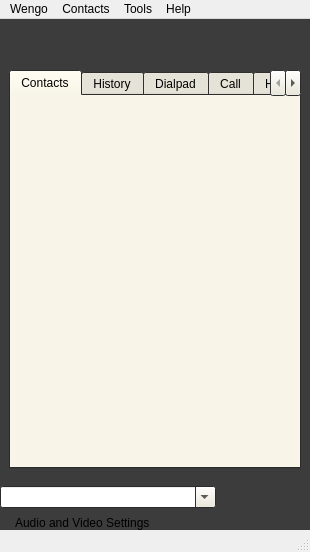
First picture: the form in wengophone/src/presentation/qt/WengoPhoneWindow.ui, repository tkrotoff/WengoPhone, before the edit.
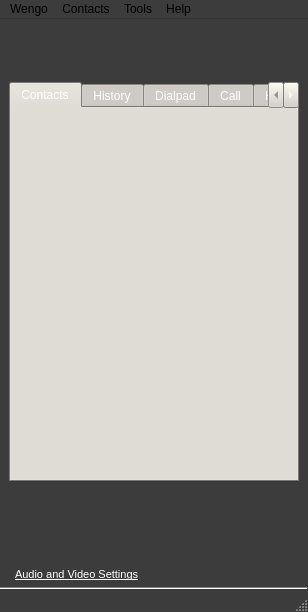
Second picture: the form after the edit. Icons and pictures are not drawn.

Diff of the .ui file:
```diff
--- a/wengophone/src/presentation/qt/WengoPhoneWindow.ui
+++ b/wengophone/src/presentation/qt/WengoPhoneWindow.ui
@@ -8,10 +8,275 @@
    <rect>
     <x>0</x>
     <y>0</y>
-    <width>310</width>
-    <height>552</height>
+    <width>308</width>
+    <height>612</height>
    </rect>
   </property>
+  <property name="palette" >
+   <palette>
+    <active>
+     <color>
+      <red>255</red>
+      <green>255</green>
+      <blue>255</blue>
+     </color>
+     <color>
+      <red>212</red>
+      <green>208</green>
+      <blue>200</blue>
+     </color>
+     <color>
+      <red>255</red>
+      <green>255</green>
+      <blue>255</blue>
+     </color>
+     <color>
+      <red>234</red>
+      <green>229</green>
+      <blue>220</blue>
+     </color>
+     <color>
+      <red>128</red>
+      <green>128</green>
+      <blue>128</blue>
+     </color>
+     <color>
+      <red>141</red>
+      <green>139</green>
+      <blue>133</blue>
+     </color>
+     <color>
+      <red>0</red>
+      <green>0</green>
+      <blue>0</blue>
+     </color>
+     <color>
+      <red>255</red>
+      <green>255</green>
+      <blue>255</blue>
+     </color>
+     <color>
+      <red>0</red>
+      <green>0</green>
+      <blue>0</blue>
+     </color>
+     <color>
+      <red>255</red>
+      <green>255</green>
+      <blue>255</blue>
+     </color>
+     <color>
+      <red>60</red>
+      <green>60</green>
+      <blue>60</blue>
+     </color>
+     <color>
+      <red>64</red>
+      <green>64</green>
+      <blue>64</blue>
+     </color>
+     <color>
+      <red>10</red>
+      <green>36</green>
+      <blue>106</blue>
+     </color>
+     <color>
+      <red>255</red>
+      <green>255</green>
+      <blue>255</blue>
+     </color>
+     <color>
+      <red>0</red>
+      <green>0</green>
+      <blue>255</blue>
+     </color>
+     <color>
+      <red>255</red>
+      <green>0</green>
+      <blue>255</blue>
+     </color>
+     <color>
+      <red>232</red>
+      <green>232</green>
+      <blue>232</blue>
+     </color>
+    </active>
+    <inactive>
+     <color>
+      <red>255</red>
+      <green>255</green>
+      <blue>255</blue>
+     </color>
+     <color>
+      <red>212</red>
+      <green>208</green>
+      <blue>200</blue>
+     </color>
+     <color>
+      <red>255</red>
+      <green>255</green>
+      <blue>255</blue>
+     </color>
+     <color>
+      <red>234</red>
+      <green>229</green>
+      <blue>220</blue>
+     </color>
+     <color>
+      <red>128</red>
+      <green>128</green>
+      <blue>128</blue>
+     </color>
+     <color>
+      <red>141</red>
+      <green>139</green>
+      <blue>133</blue>
+     </color>
+     <color>
+      <red>0</red>
+      <green>0</green>
+      <blue>0</blue>
+     </color>
+     <color>
+      <red>255</red>
+      <green>255</green>
+      <blue>255</blue>
+     </color>
+     <color>
+      <red>0</red>
+      <green>0</green>
+      <blue>0</blue>
+     </color>
+     <color>
+      <red>255</red>
+      <green>255</green>
+      <blue>255</blue>
+     </color>
+     <color>
+      <red>60</red>
+      <green>60</green>
+      <blue>60</blue>
+     </color>
+     <color>
+      <red>64</red>
+      <green>64</green>
+      <blue>64</blue>
+     </color>
+     <color>
+      <red>212</red>
+      <green>208</green>
+      <blue>200</blue>
+     </color>
+     <color>
+      <red>0</red>
+      <green>0</green>
+      <blue>0</blue>
+     </color>
+     <color>
+      <red>0</red>
+      <green>0</green>
+      <blue>255</blue>
+     </color>
+     <color>
+      <red>255</red>
+      <green>0</green>
+      <blue>255</blue>
+     </color>
+     <color>
+      <red>232</red>
+      <green>232</green>
+      <blue>232</blue>
+     </color>
+    </inactive>
+    <disabled>
+     <color>
+      <red>106</red>
+      <green>104</green>
+      <blue>100</blue>
+     </color>
+     <color>
+      <red>212</red>
+      <green>208</green>
+      <blue>200</blue>
+     </color>
+     <color>
+      <red>255</red>
+      <green>255</green>
+      <blue>255</blue>
+     </color>
+     <color>
+      <red>233</red>
+      <green>231</green>
+      <blue>227</blue>
+     </color>
+     <color>
+      <red>128</red>
+      <green>128</green>
+      <blue>128</blue>
+     </color>
+     <color>
+      <red>141</red>
+      <green>139</green>
+      <blue>133</blue>
+     </color>
+     <color>
+      <red>106</red>
+      <green>104</green>
+      <blue>100</blue>
+     </color>
+     <color>
+      <red>255</red>
+      <green>255</green>
+      <blue>255</blue>
+     </color>
+     <color>
+      <red>106</red>
+      <green>104</green>
+      <blue>100</blue>
+     </color>
+     <color>
+      <red>60</red>
+      <green>60</green>
+      <blue>60</blue>
+     </color>
+     <color>
+      <red>60</red>
+      <green>60</green>
+      <blue>60</blue>
+     </color>
+     <color>
+      <red>0</red>
+      <green>0</green>
+      <blue>0</blue>
+     </color>
+     <color>
+      <red>10</red>
+      <green>36</green>
+      <blue>106</blue>
+     </color>
+     <color>
+      <red>255</red>
+      <green>255</green>
+      <blue>255</blue>
+     </color>
+     <color>
+      <red>0</red>
+      <green>0</green>
+      <blue>255</blue>
+     </color>
+     <color>
+      <red>255</red>
+      <green>0</green>
+      <blue>255</blue>
+     </color>
+     <color>
+      <red>232</red>
+      <green>232</green>
+      <blue>232</blue>
+     </color>
+    </disabled>
+   </palette>
+  </property>
   <property name="windowTitle" >
    <string>WengoPhone</string>
   </property>
@@ -20,14 +285,14 @@
     <palette>
      <active>
       <color>
-       <red>0</red>
-       <green>0</green>
-       <blue>0</blue>
+       <red>255</red>
+       <green>255</green>
+       <blue>255</blue>
       </color>
       <color>
-       <red>236</red>
-       <green>233</green>
-       <blue>216</blue>
+       <red>212</red>
+       <green>208</green>
+       <blue>200</blue>
       </color>
       <color>
        <red>255</red>
@@ -35,19 +300,19 @@
        <blue>255</blue>
       </color>
       <color>
-       <red>241</red>
-       <green>239</green>
-       <blue>226</blue>
+       <red>234</red>
+       <green>229</green>
+       <blue>220</blue>
       </color>
       <color>
-       <red>172</red>
-       <green>168</green>
-       <blue>153</blue>
+       <red>128</red>
+       <green>128</green>
+       <blue>128</blue>
       </color>
       <color>
-       <red>157</red>
-       <green>155</green>
-       <blue>144</blue>
+       <red>141</red>
+       <green>139</green>
+       <blue>133</blue>
       </color>
       <color>
        <red>0</red>
@@ -75,14 +340,14 @@
        <blue>60</blue>
       </color>
       <color>
-       <red>113</red>
-       <green>111</green>
-       <blue>100</blue>
+       <red>64</red>
+       <green>64</green>
+       <blue>64</blue>
       </color>
       <color>
-       <red>49</red>
-       <green>106</green>
-       <blue>197</blue>
+       <red>10</red>
+       <green>36</green>
+       <blue>106</blue>
       </color>
       <color>
        <red>255</red>
@@ -107,14 +372,14 @@
      </active>
      <inactive>
       <color>
-       <red>0</red>
-       <green>0</green>
-       <blue>0</blue>
+       <red>255</red>
+       <green>255</green>
+       <blue>255</blue>
       </color>
       <color>
-       <red>236</red>
-       <green>233</green>
-       <blue>216</blue>
+       <red>212</red>
+       <green>208</green>
+       <blue>200</blue>
       </color>
       <color>
        <red>255</red>
@@ -122,19 +387,19 @@
        <blue>255</blue>
       </color>
       <color>
-       <red>241</red>
-       <green>239</green>
-       <blue>226</blue>
+       <red>234</red>
+       <green>229</green>
+       <blue>220</blue>
       </color>
       <color>
-       <red>172</red>
-       <green>168</green>
-       <blue>153</blue>
+       <red>128</red>
+       <green>128</green>
+       <blue>128</blue>
       </color>
       <color>
-       <red>157</red>
-       <green>155</green>
-       <blue>144</blue>
+       <red>141</red>
+       <green>139</green>
+       <blue>133</blue>
       </color>
       <color>
        <red>0</red>
@@ -162,14 +427,14 @@
        <blue>60</blue>
       </color>
       <color>
-       <red>113</red>
-       <green>111</green>
-       <blue>100</blue>
+       <red>64</red>
+       <green>64</green>
+       <blue>64</blue>
       </color>
       <color>
-       <red>236</red>
-       <green>233</green>
-       <blue>216</blue>
+       <red>212</red>
+       <green>208</green>
+       <blue>200</blue>
       </color>
       <color>
        <red>0</red>
@@ -194,14 +459,14 @@
      </inactive>
      <disabled>
       <color>
-       <red>118</red>
-       <green>116</green>
-       <blue>108</blue>
+       <red>106</red>
+       <green>104</green>
+       <blue>100</blue>
       </color>
       <color>
-       <red>236</red>
-       <green>233</green>
-       <blue>216</blue>
+       <red>212</red>
+       <green>208</green>
+       <blue>200</blue>
       </color>
       <color>
        <red>255</red>
@@ -209,24 +474,24 @@
        <blue>255</blue>
       </color>
       <color>
-       <red>245</red>
-       <green>244</green>
-       <blue>235</blue>
+       <red>233</red>
+       <green>231</green>
+       <blue>227</blue>
       </color>
       <color>
-       <red>172</red>
-       <green>168</green>
-       <blue>153</blue>
+       <red>128</red>
+       <green>128</green>
+       <blue>128</blue>
       </color>
       <color>
-       <red>157</red>
-       <green>155</green>
-       <blue>144</blue>
+       <red>141</red>
+       <green>139</green>
+       <blue>133</blue>
       </color>
       <color>
-       <red>118</red>
-       <green>116</green>
-       <blue>108</blue>
+       <red>106</red>
+       <green>104</green>
+       <blue>100</blue>
       </color>
       <color>
        <red>255</red>
@@ -234,9 +499,9 @@
        <blue>255</blue>
       </color>
       <color>
-       <red>118</red>
-       <green>116</green>
-       <blue>108</blue>
+       <red>106</red>
+       <green>104</green>
+       <blue>100</blue>
       </color>
       <color>
        <red>60</red>
@@ -254,9 +519,9 @@
        <blue>0</blue>
       </color>
       <color>
-       <red>49</red>
-       <green>106</green>
-       <blue>197</blue>
+       <red>10</red>
+       <green>36</green>
+       <blue>106</blue>
       </color>
       <color>
        <red>255</red>
@@ -292,166 +557,21 @@
      <number>0</number>
     </property>
     <item row="2" column="0" >
-     <widget class="QFrame" name="frame" >
-      <property name="frameShape" >
-       <enum>QFrame::NoFrame</enum>
+     <widget class="Line" name="line" >
+      <property name="orientation" >
+       <enum>Qt::Horizontal</enum>
       </property>
-      <property name="frameShadow" >
-       <enum>QFrame::Raised</enum>
-      </property>
-      <layout class="QGridLayout" >
-       <property name="margin" >
-        <number>9</number>
-       </property>
-       <property name="spacing" >
-        <number>6</number>
-       </property>
-       <item row="0" column="0" >
-        <widget class="QTabWidget" name="tabWidget" >
-         <widget class="QWidget" name="tabContactList" >
-          <attribute name="title" >
-           <string>Contacts</string>
-          </attribute>
-         </widget>
-         <widget class="QWidget" name="tabHistory" >
-          <attribute name="title" >
-           <string>History</string>
-          </attribute>
-         </widget>
-         <widget class="QWidget" name="tabDialpad" >
-          <attribute name="title" >
-           <string>Dialpad</string>
-          </attribute>
-         </widget>
-         <widget class="QWidget" name="tabPhoneCall" >
-          <attribute name="title" >
-           <string>Call</string>
-          </attribute>
-         </widget>
-         <widget class="QWidget" name="tabHome" >
-          <attribute name="title" >
-           <string>Home</string>
-          </attribute>
-         </widget>
-        </widget>
-       </item>
-      </layout>
      </widget>
     </item>
     <item row="1" column="0" >
-     <widget class="QStackedWidget" name="profileBar" >
-      <property name="sizePolicy" >
-       <sizepolicy>
-        <hsizetype>5</hsizetype>
-        <vsizetype>0</vsizetype>
-        <horstretch>0</horstretch>
-        <verstretch>0</verstretch>
-       </sizepolicy>
-      </property>
-      <property name="currentIndex" >
-       <number>0</number>
-      </property>
-      <widget class="QWidget" name="page" />
-     </widget>
-    </item>
-    <item row="3" column="0" >
-     <layout class="QGridLayout" >
+     <layout class="QVBoxLayout" >
       <property name="margin" >
        <number>0</number>
       </property>
       <property name="spacing" >
-       <number>4</number>
+       <number>6</number>
       </property>
-      <item row="0" column="0" >
-       <widget class="QComboBox" name="phoneComboBox" >
-        <property name="sizePolicy" >
-         <sizepolicy>
-          <hsizetype>7</hsizetype>
-          <vsizetype>0</vsizetype>
-          <horstretch>0</horstretch>
-          <verstretch>0</verstretch>
-         </sizepolicy>
-        </property>
-        <property name="editable" >
-         <bool>true</bool>
-        </property>
-       </widget>
-      </item>
-      <item row="0" column="1" >
-       <widget class="QPushButton" name="videoCallButton" >
-        <property name="minimumSize" >
-         <size>
-          <width>22</width>
-          <height>22</height>
-         </size>
-        </property>
-        <property name="maximumSize" >
-         <size>
-          <width>22</width>
-          <height>22</height>
-         </size>
-        </property>
-        <property name="icon" >
-         <iconset resource="wengophone.qrc" >:/pics/call_video_button.png</iconset>
-        </property>
-        <property name="flat" >
-         <bool>true</bool>
-        </property>
-       </widget>
-      </item>
-      <item row="0" column="2" >
-       <widget class="QPushButton" name="hangUpButton" >
-        <property name="minimumSize" >
-         <size>
-          <width>22</width>
-          <height>22</height>
-         </size>
-        </property>
-        <property name="maximumSize" >
-         <size>
-          <width>22</width>
-          <height>22</height>
-         </size>
-        </property>
-        <property name="icon" >
-         <iconset resource="wengophone.qrc" >:/pics/hangup_button.png</iconset>
-        </property>
-        <property name="flat" >
-         <bool>true</bool>
-        </property>
-       </widget>
-      </item>
-      <item row="0" column="3" >
-       <widget class="QPushButton" name="callButton" >
-        <property name="minimumSize" >
-         <size>
-          <width>38</width>
-          <height>38</height>
-         </size>
-        </property>
-        <property name="maximumSize" >
-         <size>
-          <width>38</width>
-          <height>38</height>
-         </size>
-        </property>
-        <property name="icon" >
-         <iconset resource="wengophone.qrc" >:/pics/call_button.png</iconset>
-        </property>
-        <property name="iconSize" >
-         <size>
-          <width>32</width>
-          <height>32</height>
-         </size>
-        </property>
-        <property name="flat" >
-         <bool>true</bool>
-        </property>
-       </widget>
-      </item>
-     </layout>
-    </item>
-    <item row="0" column="0" >
+      <item>
      <widget class="QFrame" name="iconBar" >
       <property name="autoFillBackground" >
        <bool>false</bool>
@@ -616,17 +736,635 @@
       </layout>
      </widget>
     </item>
-    <item row="4" column="0" >
+      <item>
+       <widget class="QStackedWidget" name="profileBar" >
+        <property name="sizePolicy" >
+         <sizepolicy>
+          <hsizetype>5</hsizetype>
+          <vsizetype>0</vsizetype>
+          <horstretch>0</horstretch>
+          <verstretch>0</verstretch>
+         </sizepolicy>
+        </property>
+        <property name="currentIndex" >
+         <number>0</number>
+        </property>
+        <widget class="QWidget" name="page" />
+       </widget>
+      </item>
+      <item>
+       <widget class="QFrame" name="frame" >
+        <property name="frameShape" >
+         <enum>QFrame::NoFrame</enum>
+        </property>
+        <property name="frameShadow" >
+         <enum>QFrame::Raised</enum>
+        </property>
+        <layout class="QGridLayout" >
+         <property name="margin" >
+          <number>9</number>
+         </property>
+         <property name="spacing" >
+          <number>6</number>
+         </property>
+         <item row="0" column="0" >
+          <widget class="QTabWidget" name="tabWidget" >
+           <property name="palette" >
+            <palette>
+             <active>
+              <color>
+               <red>255</red>
+               <green>255</green>
+               <blue>255</blue>
+              </color>
+              <color>
+               <red>212</red>
+               <green>208</green>
+               <blue>200</blue>
+              </color>
+              <color>
+               <red>255</red>
+               <green>255</green>
+               <blue>255</blue>
+              </color>
+              <color>
+               <red>234</red>
+               <green>229</green>
+               <blue>220</blue>
+              </color>
+              <color>
+               <red>128</red>
+               <green>128</green>
+               <blue>128</blue>
+              </color>
+              <color>
+               <red>141</red>
+               <green>139</green>
+               <blue>133</blue>
+              </color>
+              <color>
+               <red>0</red>
+               <green>0</green>
+               <blue>0</blue>
+              </color>
+              <color>
+               <red>255</red>
+               <green>255</green>
+               <blue>255</blue>
+              </color>
+              <color>
+               <red>0</red>
+               <green>0</green>
+               <blue>0</blue>
+              </color>
+              <color>
+               <red>255</red>
+               <green>255</green>
+               <blue>255</blue>
+              </color>
+              <color>
+               <red>170</red>
+               <green>170</green>
+               <blue>170</blue>
+              </color>
+              <color>
+               <red>64</red>
+               <green>64</green>
+               <blue>64</blue>
+              </color>
+              <color>
+               <red>10</red>
+               <green>36</green>
+               <blue>106</blue>
+              </color>
+              <color>
+               <red>255</red>
+               <green>255</green>
+               <blue>255</blue>
+              </color>
+              <color>
+               <red>0</red>
+               <green>0</green>
+               <blue>255</blue>
+              </color>
+              <color>
+               <red>255</red>
+               <green>0</green>
+               <blue>255</blue>
+              </color>
+              <color>
+               <red>232</red>
+               <green>232</green>
+               <blue>232</blue>
+              </color>
+             </active>
+             <inactive>
+              <color>
+               <red>255</red>
+               <green>255</green>
+               <blue>255</blue>
+              </color>
+              <color>
+               <red>212</red>
+               <green>208</green>
+               <blue>200</blue>
+              </color>
+              <color>
+               <red>255</red>
+               <green>255</green>
+               <blue>255</blue>
+              </color>
+              <color>
+               <red>234</red>
+               <green>229</green>
+               <blue>220</blue>
+              </color>
+              <color>
+               <red>128</red>
+               <green>128</green>
+               <blue>128</blue>
+              </color>
+              <color>
+               <red>141</red>
+               <green>139</green>
+               <blue>133</blue>
+              </color>
+              <color>
+               <red>0</red>
+               <green>0</green>
+               <blue>0</blue>
+              </color>
+              <color>
+               <red>255</red>
+               <green>255</green>
+               <blue>255</blue>
+              </color>
+              <color>
+               <red>0</red>
+               <green>0</green>
+               <blue>0</blue>
+              </color>
+              <color>
+               <red>255</red>
+               <green>255</green>
+               <blue>255</blue>
+              </color>
+              <color>
+               <red>170</red>
+               <green>170</green>
+               <blue>170</blue>
+              </color>
+              <color>
+               <red>64</red>
+               <green>64</green>
+               <blue>64</blue>
+              </color>
+              <color>
+               <red>212</red>
+               <green>208</green>
+               <blue>200</blue>
+              </color>
+              <color>
+               <red>0</red>
+               <green>0</green>
+               <blue>0</blue>
+              </color>
+              <color>
+               <red>0</red>
+               <green>0</green>
+               <blue>255</blue>
+              </color>
+              <color>
+               <red>255</red>
+               <green>0</green>
+               <blue>255</blue>
+              </color>
+              <color>
+               <red>232</red>
+               <green>232</green>
+               <blue>232</blue>
+              </color>
+             </inactive>
+             <disabled>
+              <color>
+               <red>106</red>
+               <green>104</green>
+               <blue>100</blue>
+              </color>
+              <color>
+               <red>212</red>
+               <green>208</green>
+               <blue>200</blue>
+              </color>
+              <color>
+               <red>255</red>
+               <green>255</green>
+               <blue>255</blue>
+              </color>
+              <color>
+               <red>233</red>
+               <green>231</green>
+               <blue>227</blue>
+              </color>
+              <color>
+               <red>128</red>
+               <green>128</green>
+               <blue>128</blue>
+              </color>
+              <color>
+               <red>141</red>
+               <green>139</green>
+               <blue>133</blue>
+              </color>
+              <color>
+               <red>106</red>
+               <green>104</green>
+               <blue>100</blue>
+              </color>
+              <color>
+               <red>255</red>
+               <green>255</green>
+               <blue>255</blue>
+              </color>
+              <color>
+               <red>106</red>
+               <green>104</green>
+               <blue>100</blue>
+              </color>
+              <color>
+               <red>170</red>
+               <green>170</green>
+               <blue>170</blue>
+              </color>
+              <color>
+               <red>170</red>
+               <green>170</green>
+               <blue>170</blue>
+              </color>
+              <color>
+               <red>0</red>
+               <green>0</green>
+               <blue>0</blue>
+              </color>
+              <color>
+               <red>10</red>
+               <green>36</green>
+               <blue>106</blue>
+              </color>
+              <color>
+               <red>255</red>
+               <green>255</green>
+               <blue>255</blue>
+              </color>
+              <color>
+               <red>0</red>
+               <green>0</green>
+               <blue>255</blue>
+              </color>
+              <color>
+               <red>255</red>
+               <green>0</green>
+               <blue>255</blue>
+              </color>
+              <color>
+               <red>232</red>
+               <green>232</green>
+               <blue>232</blue>
+              </color>
+             </disabled>
+            </palette>
+           </property>
+           <property name="autoFillBackground" >
+            <bool>false</bool>
+           </property>
+           <widget class="QWidget" name="tabContactList" >
+            <attribute name="title" >
+             <string>Contacts</string>
+            </attribute>
+           </widget>
+           <widget class="QWidget" name="tabHistory" >
+            <attribute name="title" >
+             <string>History</string>
+            </attribute>
+           </widget>
+           <widget class="QWidget" name="tabDialpad" >
+            <attribute name="title" >
+             <string>Dialpad</string>
+            </attribute>
+           </widget>
+           <widget class="QWidget" name="tabPhoneCall" >
+            <attribute name="title" >
+             <string>Call</string>
+            </attribute>
+           </widget>
+           <widget class="QWidget" name="tabHome" >
+            <attribute name="title" >
+             <string>Home</string>
+            </attribute>
+           </widget>
+          </widget>
+         </item>
+        </layout>
+       </widget>
+      </item>
+      <item>
+       <widget class="QFrame" name="callBarFrame" >
+        <property name="minimumSize" >
+         <size>
+          <width>16</width>
+          <height>65</height>
+         </size>
+        </property>
+        <property name="maximumSize" >
+         <size>
+          <width>16777215</width>
+          <height>65</height>
+         </size>
+        </property>
+        <property name="frameShape" >
+         <enum>QFrame::NoFrame</enum>
+        </property>
+        <property name="frameShadow" >
+         <enum>QFrame::Raised</enum>
+        </property>
+       </widget>
+      </item>
+      <item>
      <widget class="QLabel" name="configPanelLabel" >
+        <property name="palette" >
+         <palette>
+          <active>
+           <color>
+            <red>255</red>
+            <green>255</green>
+            <blue>255</blue>
+           </color>
+           <color>
+            <red>212</red>
+            <green>208</green>
+            <blue>200</blue>
+           </color>
+           <color>
+            <red>255</red>
+            <green>255</green>
+            <blue>255</blue>
+           </color>
+           <color>
+            <red>234</red>
+            <green>229</green>
+            <blue>220</blue>
+           </color>
+           <color>
+            <red>128</red>
+            <green>128</green>
+            <blue>128</blue>
+           </color>
+           <color>
+            <red>141</red>
+            <green>139</green>
+            <blue>133</blue>
+           </color>
+           <color>
+            <red>255</red>
+            <green>255</green>
+            <blue>255</blue>
+           </color>
+           <color>
+            <red>255</red>
+            <green>255</green>
+            <blue>255</blue>
+           </color>
+           <color>
+            <red>0</red>
+            <green>0</green>
+            <blue>0</blue>
+           </color>
+           <color>
+            <red>255</red>
+            <green>255</green>
+            <blue>255</blue>
+           </color>
+           <color>
+            <red>60</red>
+            <green>60</green>
+            <blue>60</blue>
+           </color>
+           <color>
+            <red>64</red>
+            <green>64</green>
+            <blue>64</blue>
+           </color>
+           <color>
+            <red>10</red>
+            <green>36</green>
+            <blue>106</blue>
+           </color>
+           <color>
+            <red>255</red>
+            <green>255</green>
+            <blue>255</blue>
+           </color>
+           <color>
+            <red>0</red>
+            <green>0</green>
+            <blue>255</blue>
+           </color>
+           <color>
+            <red>255</red>
+            <green>0</green>
+            <blue>255</blue>
+           </color>
+           <color>
+            <red>232</red>
+            <green>232</green>
+            <blue>232</blue>
+           </color>
+          </active>
+          <inactive>
+           <color>
+            <red>255</red>
+            <green>255</green>
+            <blue>255</blue>
+           </color>
+           <color>
+            <red>212</red>
+            <green>208</green>
+            <blue>200</blue>
+           </color>
+           <color>
+            <red>255</red>
+            <green>255</green>
+            <blue>255</blue>
+           </color>
+           <color>
+            <red>234</red>
+            <green>229</green>
+            <blue>220</blue>
+           </color>
+           <color>
+            <red>128</red>
+            <green>128</green>
+            <blue>128</blue>
+           </color>
+           <color>
+            <red>141</red>
+            <green>139</green>
+            <blue>133</blue>
+           </color>
+           <color>
+            <red>255</red>
+            <green>255</green>
+            <blue>255</blue>
+           </color>
+           <color>
+            <red>255</red>
+            <green>255</green>
+            <blue>255</blue>
+           </color>
+           <color>
+            <red>0</red>
+            <green>0</green>
+            <blue>0</blue>
+           </color>
+           <color>
+            <red>255</red>
+            <green>255</green>
+            <blue>255</blue>
+           </color>
+           <color>
+            <red>60</red>
+            <green>60</green>
+            <blue>60</blue>
+           </color>
+           <color>
+            <red>64</red>
+            <green>64</green>
+            <blue>64</blue>
+           </color>
+           <color>
+            <red>212</red>
+            <green>208</green>
+            <blue>200</blue>
+           </color>
+           <color>
+            <red>0</red>
+            <green>0</green>
+            <blue>0</blue>
+           </color>
+           <color>
+            <red>0</red>
+            <green>0</green>
+            <blue>255</blue>
+           </color>
+           <color>
+            <red>255</red>
+            <green>0</green>
+            <blue>255</blue>
+           </color>
+           <color>
+            <red>232</red>
+            <green>232</green>
+            <blue>232</blue>
+           </color>
+          </inactive>
+          <disabled>
+           <color>
+            <red>106</red>
+            <green>104</green>
+            <blue>100</blue>
+           </color>
+           <color>
+            <red>212</red>
+            <green>208</green>
+            <blue>200</blue>
+           </color>
+           <color>
+            <red>255</red>
+            <green>255</green>
+            <blue>255</blue>
+           </color>
+           <color>
+            <red>233</red>
+            <green>231</green>
+            <blue>227</blue>
+           </color>
+           <color>
+            <red>128</red>
+            <green>128</green>
+            <blue>128</blue>
+           </color>
+           <color>
+            <red>141</red>
+            <green>139</green>
+            <blue>133</blue>
+           </color>
+           <color>
+            <red>118</red>
+            <green>116</green>
+            <blue>108</blue>
+           </color>
+           <color>
+            <red>255</red>
+            <green>255</green>
+            <blue>255</blue>
+           </color>
+           <color>
+            <red>106</red>
+            <green>104</green>
+            <blue>100</blue>
+           </color>
+           <color>
+            <red>60</red>
+            <green>60</green>
+            <blue>60</blue>
+           </color>
+           <color>
+            <red>60</red>
+            <green>60</green>
+            <blue>60</blue>
+           </color>
+           <color>
+            <red>0</red>
+            <green>0</green>
+            <blue>0</blue>
+           </color>
+           <color>
+            <red>10</red>
+            <green>36</green>
+            <blue>106</blue>
+           </color>
+           <color>
+            <red>255</red>
+            <green>255</green>
+            <blue>255</blue>
+           </color>
+           <color>
+            <red>0</red>
+            <green>0</green>
+            <blue>255</blue>
+           </color>
+           <color>
+            <red>255</red>
+            <green>0</green>
+            <blue>255</blue>
+           </color>
+           <color>
+            <red>232</red>
+            <green>232</green>
+            <blue>232</blue>
+           </color>
+          </disabled>
+         </palette>
+        </property>
       <property name="text" >
-       <string>Audio and Video Settings</string>
+         <string>&lt;html>&lt;head>&lt;meta name="qrichtext" content="1" />&lt;/head>&lt;body style=" white-space: pre-wrap; font-family:MS Shell Dlg; font-size:8.25pt; font-weight:400; font-style:normal; text-decoration:none;">&lt;p style=" margin-top:0px; margin-bottom:0px; margin-left:0px; margin-right:0px; -qt-block-indent:0; text-indent:0px;">&lt;span style=" font-size:8pt; text-decoration: underline;">Audio and Video Settings&lt;/span>&lt;/p>&lt;/body>&lt;/html></string>
       </property>
       <property name="indent" >
        <number>15</number>
       </property>
      </widget>
     </item>
-    <item row="5" column="0" >
+      <item>
      <widget class="QStackedWidget" name="configPanel" >
       <property name="sizePolicy" >
        <sizepolicy>
@@ -643,14 +1381,16 @@
      </widget>
     </item>
    </layout>
+    </item>
+   </layout>
   </widget>
   <widget class="QMenuBar" name="menuBar" >
    <property name="geometry" >
     <rect>
      <x>0</x>
      <y>0</y>
-     <width>310</width>
-     <height>21</height>
+     <width>308</width>
+     <height>19</height>
     </rect>
    </property>
    <widget class="QMenu" name="menuHelp" >
@@ -731,8 +1471,8 @@
    <property name="geometry" >
     <rect>
      <x>0</x>
-     <y>533</y>
-     <width>310</width>
+     <y>593</y>
+     <width>308</width>
      <height>19</height>
     </rect>
    </property>
```
Lines whose indentation alone changed are shown as unchanged.
